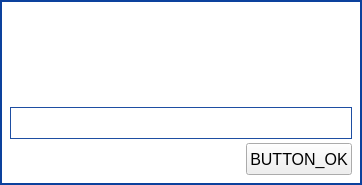
Above: parsec/core/gui/forms/input_dialog.ui from Scille/parsec-cloud before the change. Below: the same form after it.
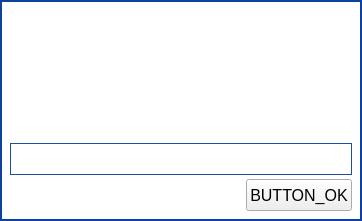
That is the form after the change. Icons and pictures are not drawn. Custom widgets are drawn as their Qt base class.

Commit message: [GUI] Remind the user that workspace renaming is only local

What changed in the file:
```diff
--- a/parsec/core/gui/forms/input_dialog.ui
+++ b/parsec/core/gui/forms/input_dialog.ui
@@ -7,7 +7,7 @@
     <x>0</x>
     <y>0</y>
     <width>362</width>
-    <height>185</height>
+    <height>221</height>
    </rect>
   </property>
   <property name="minimumSize">
```
Left out of the diff: 6 changed lines with no effect on the pictures. The commit also changes 2 other files.
